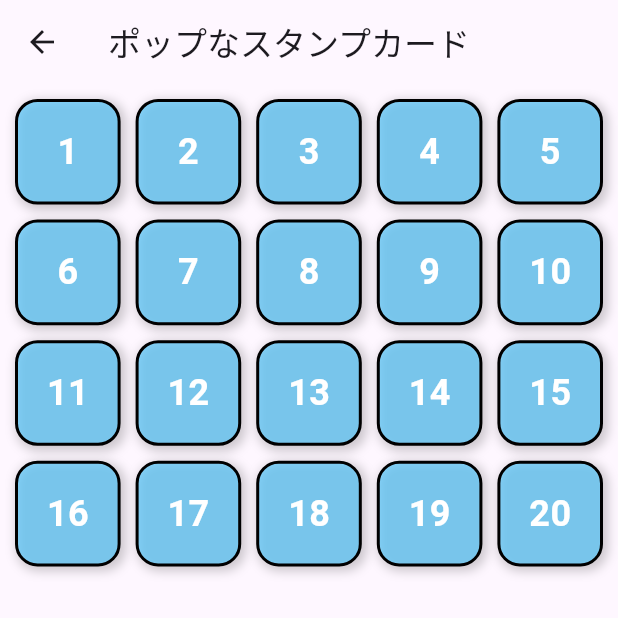
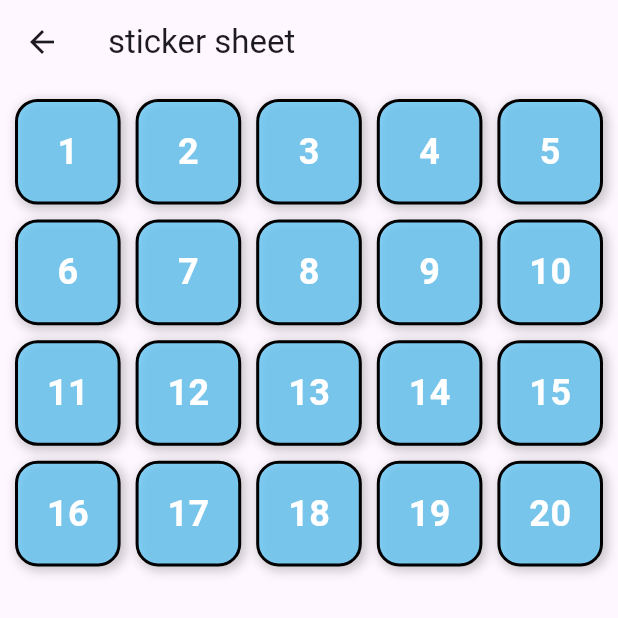
Before and after one commit to fuku-000/respon2, a Flutter app: the FukuPage screen opened directly, on a phone screen of 412 x 824 dp, the top half of it. Run offline on Flutter 3.47's test engine with Material 3 defaults, Android fonts, the phone set to English and light mode, and no system bars.

Commit message:
文字の変更

```diff
--- a/lib/fuku.dart
+++ b/lib/fuku.dart
@@ -15,7 +15,7 @@ class _FukuPageState extends State<FukuPage> with SingleTickerProviderStateMixin
   Widget build(BuildContext context) {
     return Scaffold(
       appBar: AppBar(
-        title: const Text('ポップなスタンプカード'),
+        title: const Text('sticker sheet'),
       ),
       body: Padding(
         padding: const EdgeInsets.all(10.0),
```
